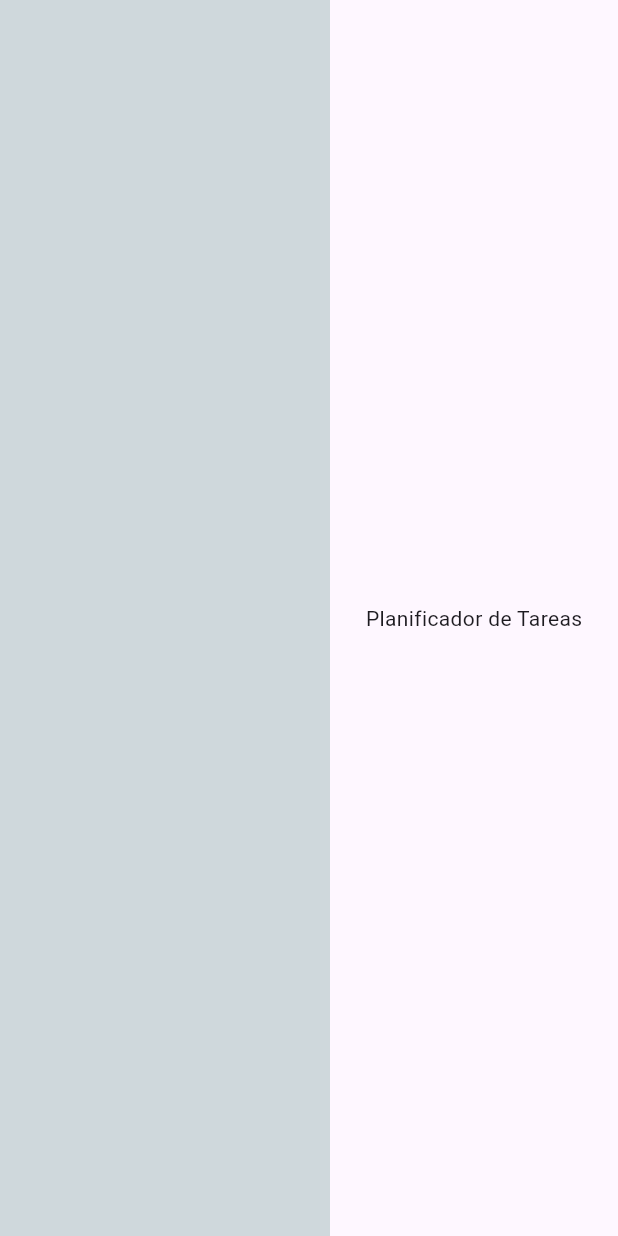
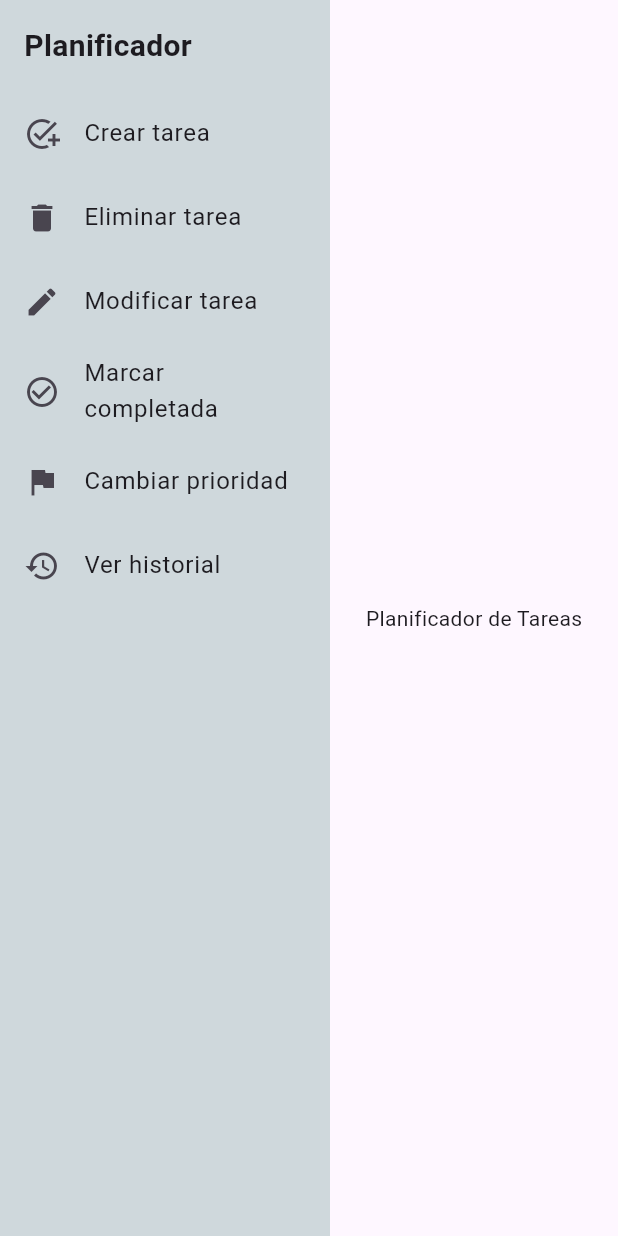
Before and after one commit to Benjamha/planificadorTareas, a Flutter app: the screen it shows after launch, on a phone screen of 412 x 824 dp. Run offline on Flutter 3.47's test engine with Material 3 defaults, Android fonts, the light colour scheme and no system bars.

Commit message:
opciones añadidas a la interfaz

```diff
--- a/planificador_dart/lib/main.dart
+++ b/planificador_dart/lib/main.dart
@@ -14,7 +14,57 @@ class MyApp extends StatelessWidget {
         body: Row(
           crossAxisAlignment: CrossAxisAlignment.stretch,
           children: [
-            Container(width: 220, color: Colors.blueGrey.shade100),
+            Material(
+              color: Colors.blueGrey.shade100,
+              child: SizedBox(
+                width: 220,
+                child: Column(
+                  crossAxisAlignment: CrossAxisAlignment.start,
+                  children: [
+                    const Padding(
+                      padding: EdgeInsets.all(16),
+                      child: Text(
+                        'Planificador',
+                        style: TextStyle(
+                          fontSize: 20,
+                          fontWeight: FontWeight.bold,
+                        ),
+                      ),
+                    ),
+                    ListTile(
+                      leading: const Icon(Icons.add_task),
+                      title: const Text('Crear tarea'),
+                      onTap: () => debugPrint('Crear tarea'),
+                    ),
+                    ListTile(
+                      leading: const Icon(Icons.delete),
+                      title: const Text('Eliminar tarea'),
+                      onTap: () => debugPrint('Eliminar tarea'),
+                    ),
+                    ListTile(
+                      leading: const Icon(Icons.edit),
+                      title: const Text('Modificar tarea'),
+                      onTap: () => debugPrint('Modificar tarea'),
+                    ),
+                    ListTile(
+                      leading: const Icon(Icons.check_circle_outline),
+                      title: const Text('Marcar completada'),
+                      onTap: () => debugPrint('Marcar completada'),
+                    ),
+                    ListTile(
+                      leading: const Icon(Icons.flag),
+                      title: const Text('Cambiar prioridad'),
+                      onTap: () => debugPrint('Cambiar prioridad'),
+                    ),
+                    ListTile(
+                      leading: const Icon(Icons.history),
+                      title: const Text('Ver historial'),
+                      onTap: () => debugPrint('Ver historial'),
+                    ),
+                  ],
+                ),
+              ),
+            ),
             const Expanded(
               child: Center(child: Text('Planificador de Tareas')),
             ),
```
